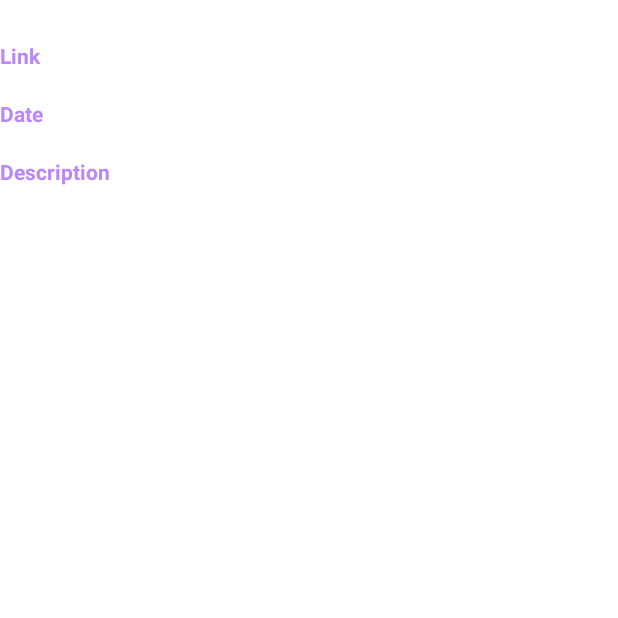
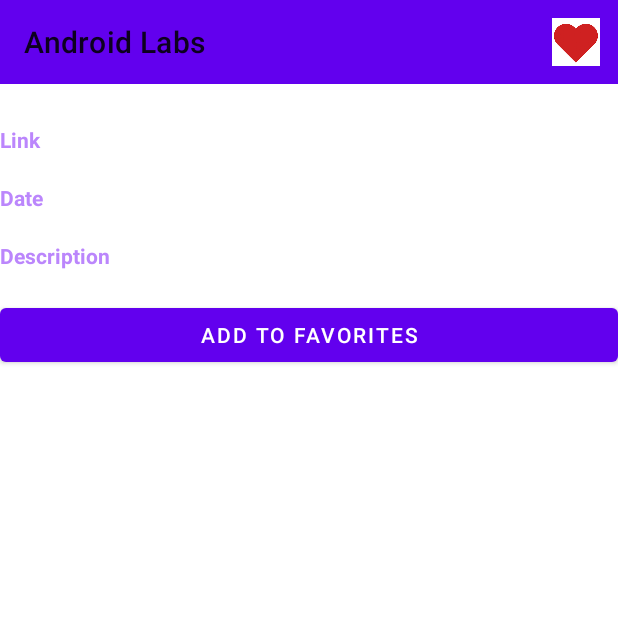
Before and after one commit to HelloNYAC/FinalProject_CST2335, an Android app: the SoccerNewsDetailPage screen opened directly, with no data from a screen before it, on a phone screen of 412 x 824 dp, the top half of it. Run offline under Robolectric (Android 15) with nearby library versions, the phone set to English and light mode, and no system bars.

Commit message:
soccer games milestone2 and rating bar

```diff
--- a/app/src/main/java/com/finalproject_cst2335/HomePage.java
+++ b/app/src/main/java/com/finalproject_cst2335/HomePage.java
@@ -6,6 +6,7 @@ import androidx.appcompat.app.AppCompatActivity;
 import androidx.appcompat.widget.Toolbar;
 import androidx.drawerlayout.widget.DrawerLayout;
 import android.content.Intent;
+import android.content.SharedPreferences;
 import android.content.res.Configuration;
 import android.os.Bundle;
 import android.view.Menu;
--- a/app/src/main/java/com/finalproject_cst2335/soccergames/SoccerNewsDetailPage.java
+++ b/app/src/main/java/com/finalproject_cst2335/soccergames/SoccerNewsDetailPage.java
@@ -1,8 +1,12 @@
 package com.finalproject_cst2335.soccergames;
 
+import androidx.annotation.NonNull;
 import androidx.appcompat.app.AppCompatActivity;
+import androidx.appcompat.widget.Toolbar;
 
 import android.os.Bundle;
+import android.view.Menu;
+import android.view.MenuItem;
 import android.widget.TextView;
 
 import com.finalproject_cst2335.R;
@@ -18,6 +22,7 @@ public class SoccerNewsDetailPage extends AppCompatActivity {
     private TextView dateTv;
     private TextView descTv;
     private SoccerNews soccerNews;
+    private Toolbar tb;
 
     /**
      * method for initiation
@@ -32,6 +37,8 @@ public class SoccerNewsDetailPage extends AppCompatActivity {
         linkTv = findViewById(R.id.sc_detail_link);
         dateTv = findViewById(R.id.sc_detail_date);
         descTv = findViewById(R.id.sc_detail_desc);
+        tb = findViewById(R.id.sc_detail_tb);
+        setSupportActionBar(tb);
 
         soccerNews = (SoccerNews) getIntent().getSerializableExtra(SoccerGameHomePage.SOCCER_NEWS_DETAIL);
 
@@ -42,4 +49,15 @@ public class SoccerNewsDetailPage extends AppCompatActivity {
             descTv.setText(soccerNews.getDescription());
         }
     }
+
+    @Override
+    public boolean onCreateOptionsMenu(Menu menu) {
+        getMenuInflater().inflate(R.menu.sc_detail_page_tb_items, menu);
+        return true;
+    }
+
+    @Override
+    public boolean onOptionsItemSelected(@NonNull MenuItem item) {
+        return true;
+    }
 }
--- a/app/src/main/res/layout/activity_soccer_news_detail_page.xml
+++ b/app/src/main/res/layout/activity_soccer_news_detail_page.xml
@@ -7,6 +7,13 @@
     android:layout_height="match_parent"
     android:orientation="vertical"
     tools:context=".soccergames.SoccerNewsDetailPage">
+
+    <androidx.appcompat.widget.Toolbar
+        android:id="@+id/sc_detail_tb"
+        android:layout_width="match_parent"
+        android:background="@color/design_default_color_primary"
+        android:layout_height="wrap_content"/>
+
     <TextView
         android:id="@+id/sc_news_title"
         android:layout_width="match_parent"
@@ -56,4 +63,9 @@
         android:layout_width="match_parent"
         android:layout_height="wrap_content"
         />
+    <Button
+        android:id="@+id/sc_save_fav"
+        android:layout_width="match_parent"
+        android:layout_height="wrap_content"
+        android:text="@string/addToFav"/>
 </LinearLayout>
--- /dev/null
+++ b/app/src/main/res/menu/sc_detail_page_tb_items.xml
@@ -0,0 +1,8 @@
+<?xml version="1.0" encoding="utf-8"?>
+<menu xmlns:android="http://schemas.android.com/apk/res/android"
+    xmlns:app="http://schemas.android.com/apk/res-auto">
+    <item android:title="@string/favorite"
+        android:id="@+id/sc_fav_news"
+            android:icon="@drawable/fav"
+            app:showAsAction="always"/>
+</menu>
--- a/app/src/main/res/values/strings.xml
+++ b/app/src/main/res/values/strings.xml
@@ -33,4 +33,8 @@
     <string name="description">Description</string>
     <string name="help">Help</string>
     <string name="back">Back</string>
+    <string name="favorite">Favorite</string>
+    <string name="addToFav">Add to favorites</string>
+    <string name="rating">RATE THIS APP</string>
+    <string name="later">LATER</string>
 </resources>
```
Also changed, not shown: app/src/main/java/com/finalproject_cst2335/soccergames/SoccerGameHomePage.java (+21 -0 lines), app/src/main/res/layout/soccergames_rating_layout.xml (added, +23 -0 lines), app/src/main/res/drawable-v24/fav.png (added), 1 other file.
